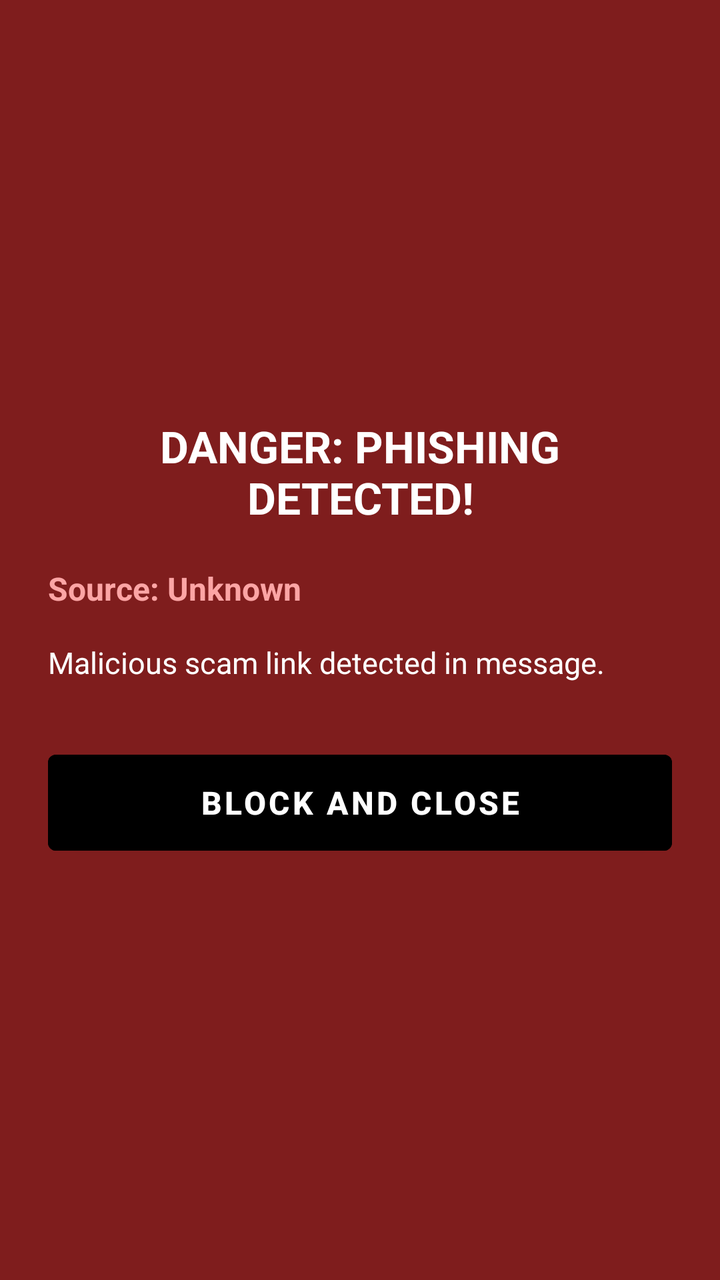
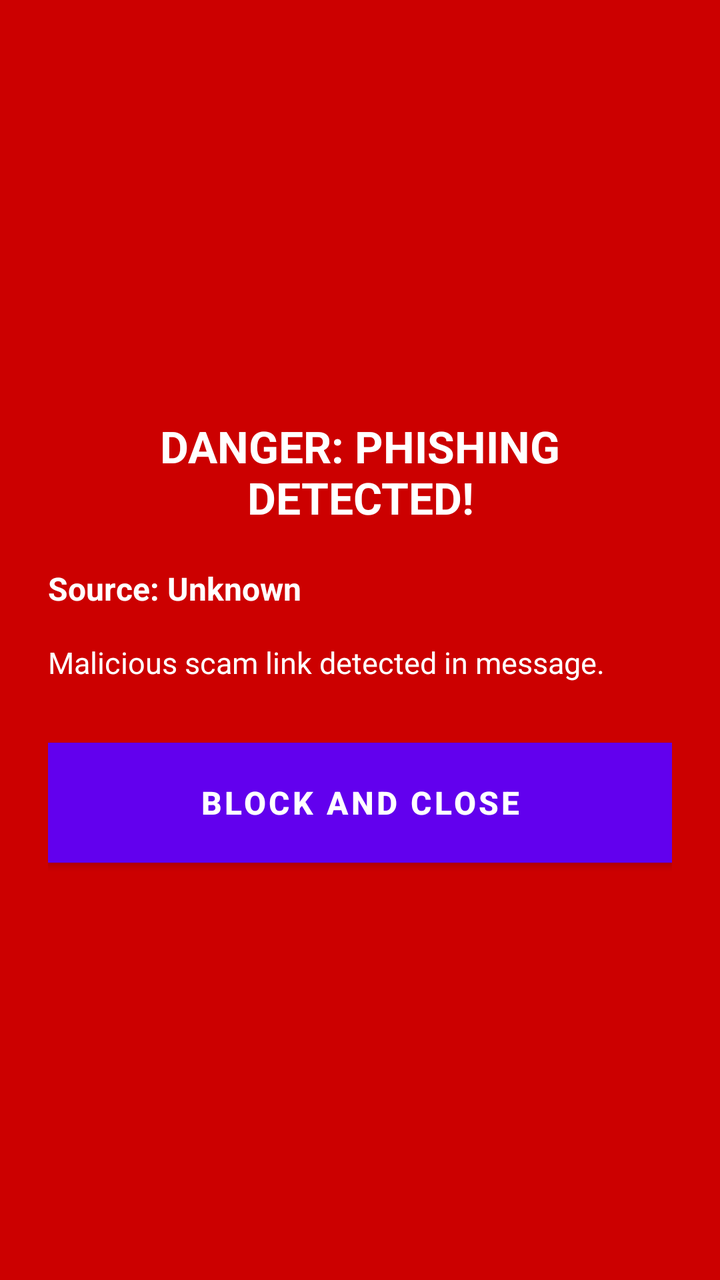

Two renders of the same Android screen: before a commit and after it. Below are the layout's source before the change and the commit's diff.
<!-- AndroidManifest.xml: activity theme Theme.MaterialComponents.DayNight.NoActionBar -->
<!-- res/layout/activity_alert_overlay.xml -->
<?xml version="1.0" encoding="utf-8"?>
<LinearLayout xmlns:android="http://schemas.android.com/apk/res/android"
    android:layout_width="match_parent"
    android:layout_height="match_parent"
    android:orientation="vertical"
    android:gravity="center"
    android:padding="24dp"
    android:background="#7F1D1D">

    <TextView
        android:layout_width="wrap_content"
        android:layout_height="wrap_content"
        android:text="DANGER: PHISHING DETECTED!"
        android:textColor="#FFFFFF"
        android:textSize="22sp"
        android:textStyle="bold"
        android:gravity="center"
        android:layout_marginBottom="20dp" />

    <TextView
        android:id="@+id/tvSender"
        android:layout_width="match_parent"
        android:layout_height="wrap_content"
        android:text="Source: Unknown"
        android:textColor="#FCA5A5"
        android:textSize="16sp"
        android:textStyle="bold"
        android:layout_marginBottom="16dp" />

    <TextView
        android:id="@+id/tvMessage"
        android:layout_width="match_parent"
        android:layout_height="wrap_content"
        android:text="Malicious scam link detected in message."
        android:textColor="#FFFFFF"
        android:textSize="15sp"
        android:layout_marginBottom="30dp" />

    <Button
        android:id="@+id/btnDismiss"
        android:layout_width="match_parent"
        android:layout_height="60dp"
        android:text="BLOCK AND CLOSE"
        android:textSize="16sp"
        android:textStyle="bold"
        android:backgroundTint="#000000"
        android:textColor="#FFFFFF" />

</LinearLayout>
<!-- resources referenced by this layout -->
<resources>

</resources>

<!-- the commit's change to res/layout/activity_alert_overlay.xml (unified diff, before → after) -->
@@ -5,13 +5,13 @@
     android:orientation="vertical"
     android:gravity="center"
     android:padding="24dp"
-    android:background="#7F1D1D">
+    android:background="@android:color/holo_red_dark">
 
     <TextView
         android:layout_width="wrap_content"
         android:layout_height="wrap_content"
         android:text="DANGER: PHISHING DETECTED!"
-        android:textColor="#FFFFFF"
+        android:textColor="@android:color/white"
         android:textSize="22sp"
         android:textStyle="bold"
         android:gravity="center"
@@ -22,7 +22,7 @@
         android:layout_width="match_parent"
         android:layout_height="wrap_content"
         android:text="Source: Unknown"
-        android:textColor="#FCA5A5"
+        android:textColor="@android:color/white"
         android:textSize="16sp"
         android:textStyle="bold"
         android:layout_marginBottom="16dp" />
@@ -32,7 +32,7 @@
         android:layout_width="match_parent"
         android:layout_height="wrap_content"
         android:text="Malicious scam link detected in message."
-        android:textColor="#FFFFFF"
+        android:textColor="@android:color/white"
         android:textSize="15sp"
         android:layout_marginBottom="30dp" />
 
@@ -43,7 +43,7 @@
         android:text="BLOCK AND CLOSE"
         android:textSize="16sp"
         android:textStyle="bold"
-        android:backgroundTint="#000000"
-        android:textColor="#FFFFFF" />
+        android:background="@android:color/black"
+        android:textColor="@android:color/white" />
 
 </LinearLayout>
